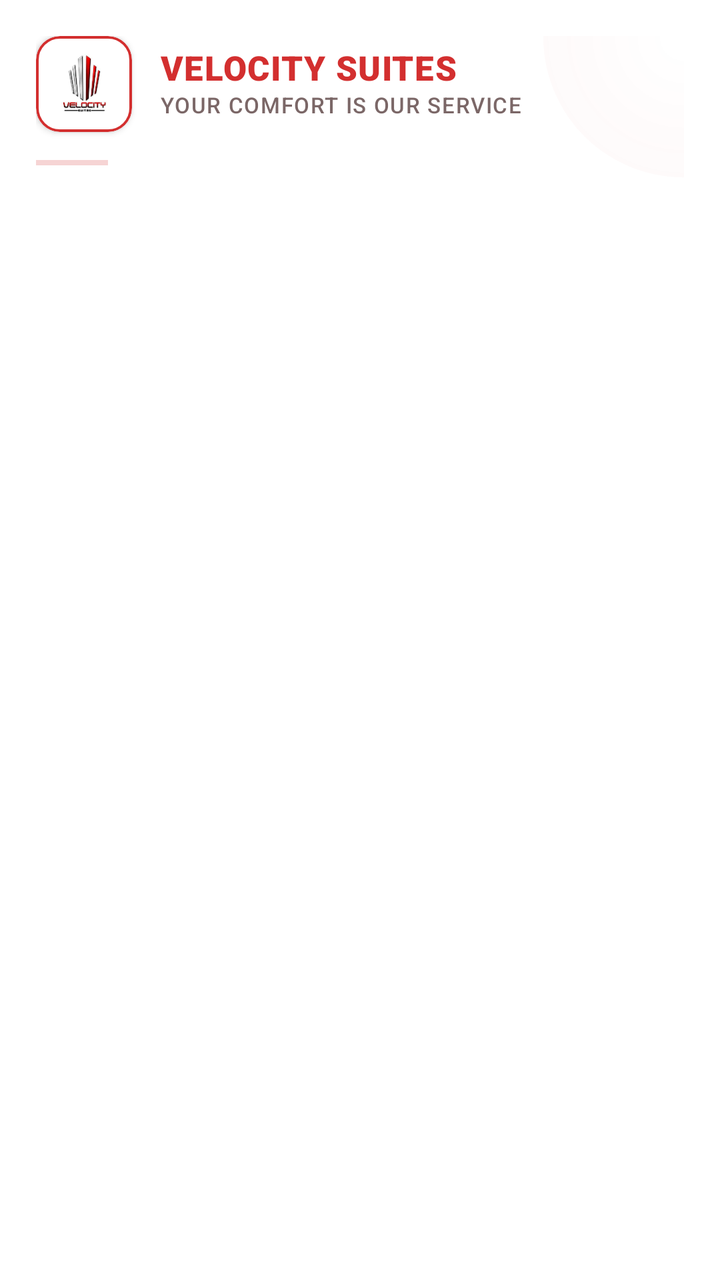
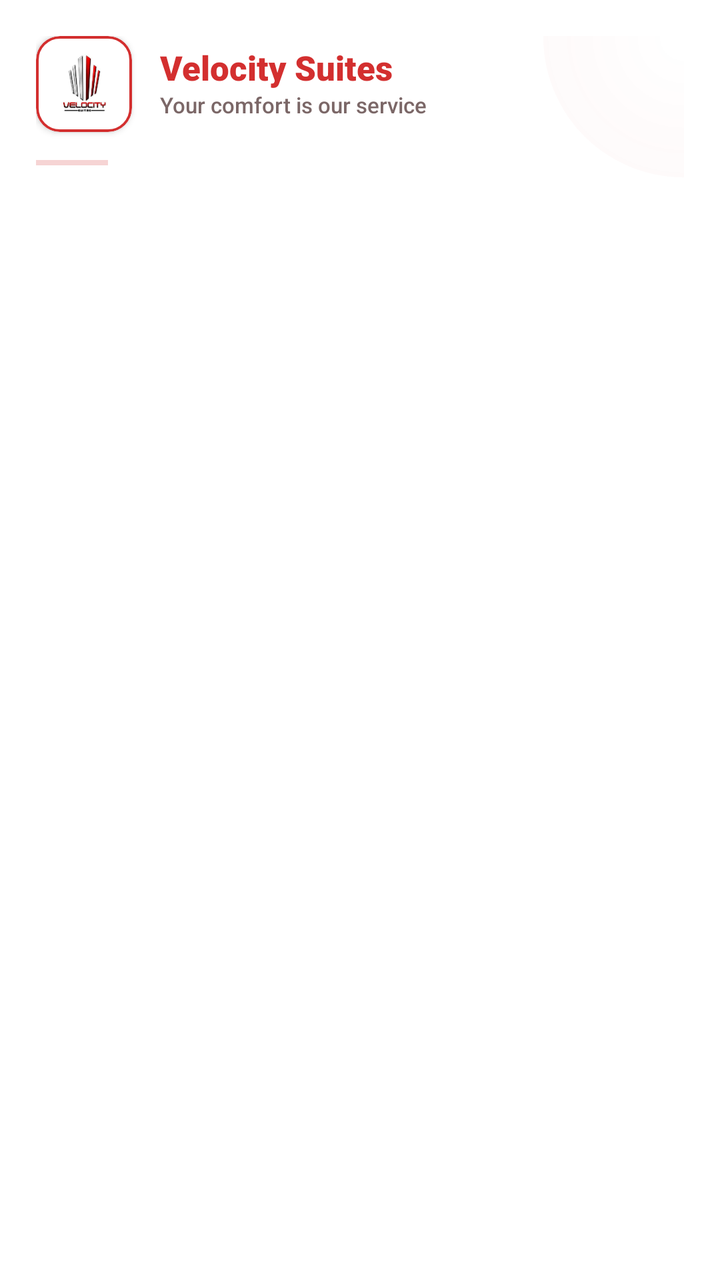

The first picture is an Android layout as it rendered before a commit; the second is the same layout after the commit. The layout source and the unified diff follow.
<!-- AndroidManifest.xml: application theme Theme.VelocitySuites -->
<!-- res/layout/nav_header_guest.xml -->
<?xml version="1.0" encoding="utf-8"?>
<androidx.constraintlayout.widget.ConstraintLayout xmlns:android="http://schemas.android.com/apk/res/android"
    xmlns:app="http://schemas.android.com/apk/res-auto"
    android:layout_width="match_parent"
    android:layout_height="wrap_content"
    android:background="@color/velocity_surface_elevated"
    android:paddingTop="18dp"
    android:paddingStart="18dp"
    android:paddingEnd="18dp"
    android:paddingBottom="14dp">

    
    <View
        android:id="@+id/headerGlow"
        android:layout_width="140dp"
        android:layout_height="140dp"
        android:layout_marginTop="-70dp"
        android:layout_marginEnd="-70dp"
        android:alpha="0.08"
        android:background="@drawable/shape_intro_red_glow"
        app:layout_constraintEnd_toEndOf="parent"
        app:layout_constraintTop_toTopOf="parent" />

    <com.google.android.material.card.MaterialCardView
        android:id="@+id/logoContainer"
        android:layout_width="48dp"
        android:layout_height="48dp"
        app:cardBackgroundColor="@color/white"
        app:cardCornerRadius="@dimen/card_corner_radius"
        app:cardElevation="@dimen/card_elevation"
        app:strokeColor="@color/velocity_red_primary"
        app:strokeWidth="1.2dp"
        app:layout_constraintStart_toStartOf="parent"
        app:layout_constraintTop_toTopOf="parent">

        <ImageView
            android:id="@+id/logoImage"
            android:layout_width="match_parent"
            android:layout_height="match_parent"
            android:contentDescription="@string/app_logo"
            android:padding="9dp"
            android:scaleType="fitCenter"
            android:src="@drawable/velocity_suites_logo" />
    </com.google.android.material.card.MaterialCardView>

    <LinearLayout
        android:id="@+id/titleContainer"
        android:layout_width="0dp"
        android:layout_height="wrap_content"
        android:layout_marginStart="14dp"
        android:orientation="vertical"
        app:layout_constraintBottom_toBottomOf="@id/logoContainer"
        app:layout_constraintEnd_toEndOf="parent"
        app:layout_constraintStart_toEndOf="@id/logoContainer"
        app:layout_constraintTop_toTopOf="@id/logoContainer">

        <TextView
            android:id="@+id/appNameLabel"
            android:layout_width="wrap_content"
            android:layout_height="wrap_content"
            android:fontFamily="sans-serif-black"
            android:includeFontPadding="false"
            android:letterSpacing="0.03"
            android:text="@string/velocity_suites"
            android:textAllCaps="true"
            android:textColor="@color/velocity_red_primary"
            android:textSize="17sp" />

        <TextView
            android:id="@+id/hotelTagline"
            android:layout_width="wrap_content"
            android:layout_height="wrap_content"
            android:layout_marginTop="2dp"
            android:alpha="0.8"
            android:fontFamily="sans-serif-medium"
            android:includeFontPadding="false"
            android:letterSpacing="0.05"
            android:text="@string/welcome_tagline"
            android:textAllCaps="true"
            android:textColor="@color/velocity_text_secondary"
            android:textSize="11sp" />

        
        
    </LinearLayout>

    
    <View
        android:id="@+id/headerDivider"
        android:layout_width="36dp"
        android:layout_height="2.5dp"
        android:layout_marginTop="14dp"
        android:background="@drawable/shape_intro_pill"
        android:backgroundTint="@color/velocity_red_primary"
        android:alpha="0.2"
        app:layout_constraintStart_toStartOf="parent"
        app:layout_constraintTop_toBottomOf="@id/logoContainer" />

</androidx.constraintlayout.widget.ConstraintLayout>
<!-- resources referenced by this layout -->
<resources>
  <color name="velocity_red_primary">#D32F2F</color>
  <color name="velocity_surface_elevated">#FFFFFF</color>
  <color name="velocity_text_secondary">#5A4141</color>
  <color name="white">#FFFFFFFF</color>
  <dimen name="card_corner_radius">12dp</dimen>
  <dimen name="card_elevation">2dp</dimen>
  <!-- drawable shape_intro_pill (drawable) -->
  <?xml version="1.0" encoding="utf-8"?>
  <shape xmlns:android="http://schemas.android.com/apk/res/android">
      <solid android:color="@color/velocity_red_primary" />
      <corners android:radius="0dp" />
  </shape>
  <!-- drawable shape_intro_red_glow (drawable) -->
  <?xml version="1.0" encoding="utf-8"?>
  <shape xmlns:android="http://schemas.android.com/apk/res/android"
      android:shape="oval">
      <gradient
          android:centerColor="@color/velocity_red_alpha_40"
          android:endColor="@color/velocity_red_alpha_00"
          android:gradientRadius="190dp"
          android:type="radial" />
  </shape>
  <string name="app_logo">Velocity Suites logo</string>
  <string name="velocity_suites">Velocity Suites</string>
  <string name="welcome_tagline">Your comfort is our service</string>
  <color name="velocity_red_alpha_40">#66D32F2F</color>
  <color name="velocity_red_alpha_00">#00D32F2F</color>
  <color name="velocity_red_dark">#7F1212</color>
  <color name="velocity_red_rose">#EF5350</color>
  <color name="velocity_red_deep">#5A0A0A</color>
  <style name="ShapeAppearance.Velocity.Square" parent="">
          <item name="cornerFamily">rounded</item>
          <item name="cornerSize">0dp</item>
      </style>
  <style name="ShapeAppearance.Velocity.Card" parent="">
          <item name="cornerFamily">rounded</item>
          <item name="cornerSize">@dimen/card_corner_radius</item>
      </style>
  <style name="Widget.Velocity.Card.Flat" parent="Widget.MaterialComponents.CardView">
          <item name="cardElevation">@dimen/card_elevation</item>
          <item name="cardCornerRadius">@dimen/card_corner_radius</item>
          <item name="cardBackgroundColor">@color/velocity_surface_elevated</item>
          <item name="strokeColor">@color/velocity_divider_hairline</item>
          <item name="strokeWidth">1dp</item>
          <item name="shapeAppearance">@style/ShapeAppearance.Velocity.Card</item>
      </style>
  <style name="Widget.Velocity.Flat.Chip" parent="Widget.MaterialComponents.Chip.Choice">
          <item name="shapeAppearance">@style/ShapeAppearance.Velocity.Square</item>
          <item name="shapeAppearanceOverlay">@style/ShapeAppearance.Velocity.Square</item>
          <item name="chipCornerRadius">0dp</item>
          <item name="android:minHeight">48dp</item>
          <item name="chipMinHeight">48dp</item>
          <item name="chipStrokeWidth">1dp</item>
          <item name="android:elevation">0dp</item>
      </style>
  <style name="Widget.Velocity.Flat.Snackbar" parent="Widget.MaterialComponents.Snackbar">
          <item name="android:background">@drawable/bg_snackbar_flat</item>
          <item name="android:elevation">0dp</item>
      </style>
  <color name="velocity_divider_hairline">#1A000000</color>
  <!-- drawable bg_snackbar_flat (drawable) -->
  <?xml version="1.0" encoding="utf-8"?>
  <shape xmlns:android="http://schemas.android.com/apk/res/android" android:shape="rectangle">
      <solid android:color="#323232" />
      <stroke android:width="1dp" android:color="#33FFFFFF" />
      <corners android:radius="0dp" />
  </shape>
  <style name="Widget.Velocity.Flat.BottomSheet" parent="Widget.MaterialComponents.BottomSheet.Modal">
          <item name="shapeAppearanceOverlay">@style/ShapeAppearance.Velocity.Square</item>
          <item name="android:elevation">0dp</item>
          <item name="backgroundTint">@color/velocity_surface_elevated</item>
      </style>
  <!-- unchanged entries left out for length: 8 -->
</resources>

<!-- the commit's change to res/layout/nav_header_guest.xml (unified diff, before → after) -->
@@ -60,9 +60,9 @@
             android:layout_height="wrap_content"
             android:fontFamily="sans-serif-black"
             android:includeFontPadding="false"
-            android:letterSpacing="0.03"
+            android:letterSpacing="0"
             android:text="@string/velocity_suites"
-            android:textAllCaps="true"
+            android:textAllCaps="false"
             android:textColor="@color/velocity_red_primary"
             android:textSize="17sp" />
 
@@ -74,9 +74,9 @@
             android:alpha="0.8"
             android:fontFamily="sans-serif-medium"
             android:includeFontPadding="false"
-            android:letterSpacing="0.05"
+            android:letterSpacing="0"
             android:text="@string/welcome_tagline"
-            android:textAllCaps="true"
+            android:textAllCaps="false"
             android:textColor="@color/velocity_text_secondary"
             android:textSize="11sp" />
 
